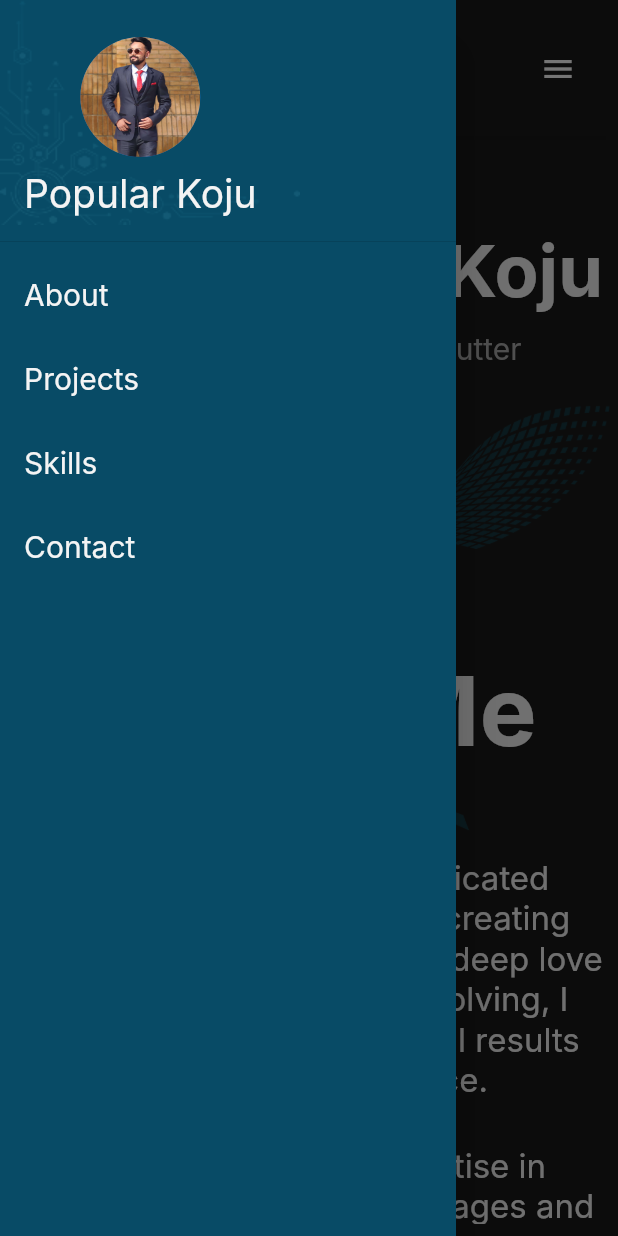
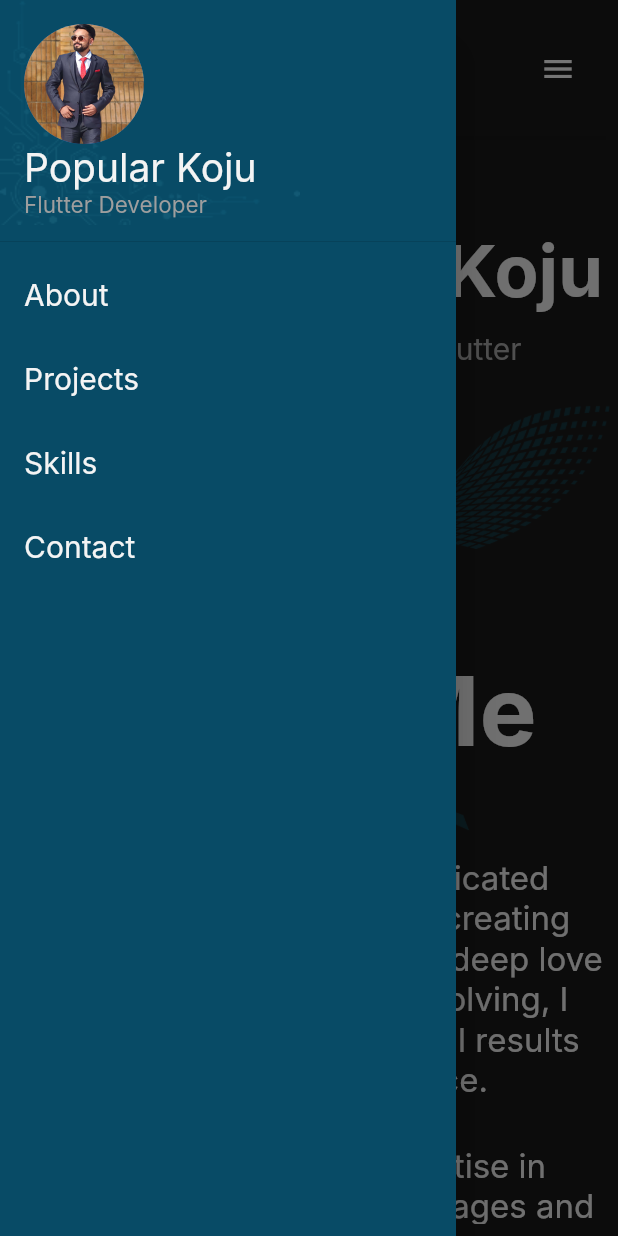
Before and after one commit to Popularkoju/portfolio, a Flutter app: the screen it shows after launch, after a tap on the "menu" icon, on a phone screen of 412 x 824 dp. Run offline on Flutter 3.47's test engine with Material 2 defaults, Android fonts, the phone set to English and light mode, and no system bars; drawn by our look-alikes of scrollable_positioned_list; our stand-ins replace flutter_animate, responsive_builder; missing offline and left inert: dart:html, dart:js; Roboto replaces fonts that are missing (Inter).

Commit message:
color changed

```diff
--- a/lib/Screens/Contents/Skills.dart
+++ b/lib/Screens/Contents/Skills.dart
@@ -56,7 +56,7 @@ class Skills extends StatelessWidget {
                             context.read<FunctionalManagement>().selectedSkillsIndex = i;
                           },
                           child: AnimatedContainer(
-                            duration: Duration(milliseconds: 500),
+                            duration: const Duration(milliseconds: 500),
                             width:mobile?200:300,
                             alignment: Alignment.center,
                             decoration: BoxDecoration(
@@ -64,7 +64,7 @@ class Skills extends StatelessWidget {
                                 color:  context.watch<FunctionalManagement>()
                                     .selectedSkillsIndex ==
                                     i &&
-                                    context.watch<FunctionalManagement>().isSkilledHover?Colors.black26:Colors.black12,
+                                    context.watch<FunctionalManagement>().isSkilledHover?Colors.black87:Colors.black26,
                                 borderRadius: BorderRadius.circular(16)),
                             child:  context.watch<FunctionalManagement>()
                               .selectedSkillsIndex ==
--- a/lib/Screens/Contents/Widgets/NavDrawer.dart
+++ b/lib/Screens/Contents/Widgets/NavDrawer.dart
@@ -17,32 +17,49 @@ class NavDrawer extends StatelessWidget {
         children: [
           Stack(
             children: [
-              Positioned(child: Opacity(opacity:.1,child: Image.asset("assets/tech3.png"))),
-              DrawerHeader(
+              Positioned(
+                  child: Opacity(
+                      opacity: .1, child: Image.asset("assets/tech3.png"))),
+              GestureDetector(
+                onTap: () {
+                  context.read<FunctionalManagement>().scrollToIndex(0);
+                },
+                child: DrawerHeader(
                     child: Row(
                   children: [
                     Column(
-                        mainAxisAlignment: MainAxisAlignment.spaceEvenly,
+                      crossAxisAlignment: CrossAxisAlignment.start,
                       children: [
-                    const  CircleAvatar(
+                        const CircleAvatar(
                             radius: 40,
                             backgroundImage: AssetImage(
                               "assets/smallpp.jpg",
                             )),
-                      Text("Popular Koju", style: Theme.of(context).textTheme.headline2,),
+                        Text(
+                          "Popular Koju",
+                          style: Theme.of(context).textTheme.headline2,
+                        ),
+                        Text(
+                          "Flutter Developer",
+                          style: Theme.of(context)
+                              .textTheme
+                              .headline5
+                              ?.copyWith(color: Colors.grey),
+                        ),
                       ],
                     ),
                   ],
                 )),
+              ),
             ],
           ),
           Flexible(
             child: ListView(
               children: [
-                NavDrawerItems(1, "About", context),
-                NavDrawerItems(2, "Projects", context),
-                NavDrawerItems(3, "Skills", context),
-                NavDrawerItems(4, "Contact", context),
+                navDrawerItems(1, "About", context),
+                navDrawerItems(2, "Projects", context),
+                navDrawerItems(3, "Skills", context),
+                navDrawerItems(4, "Contact", context),
               ],
             ),
           )
@@ -52,9 +69,12 @@ class NavDrawer extends StatelessWidget {
   }
 }
 
-Widget NavDrawerItems(int index, String title, BuildContext context) {
+Widget navDrawerItems(int index, String title, BuildContext context) {
   return ListTile(
-    title: Text(title,style: Theme.of(context).textTheme.headline4,),
+    title: Text(
+      title,
+      style: Theme.of(context).textTheme.headline4,
+    ),
     onTap: () {
       context.read<FunctionalManagement>().scrollToIndex(index);
       Scaffold.of(context).closeDrawer();
```
Also changed, not shown: 1 other file. Lines whose indentation alone changed are shown as unchanged.
